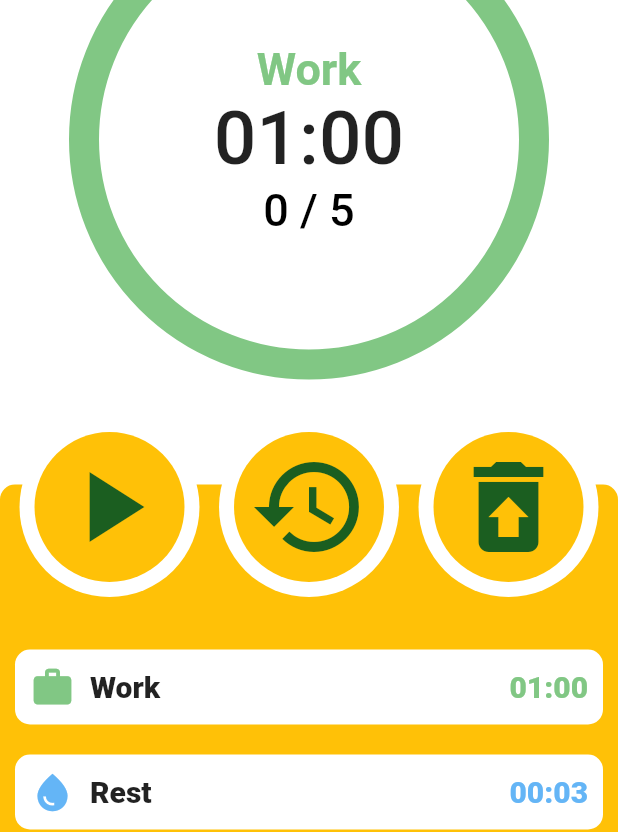
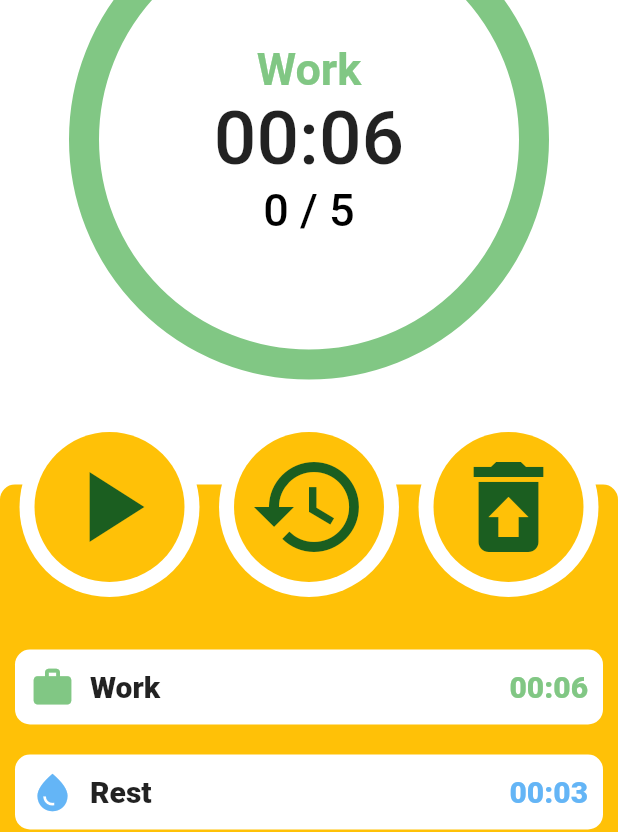
Before and after one commit to Myeongcheol-shin/flutter_timer, a Flutter app: the screen it shows after launch, on a phone screen of 412 x 824 dp. Shown: the part 252-1084 px from the top of the screen. Run offline on Flutter 3.47's test engine with Material 2 defaults, Android fonts, the phone set to English and light mode, and no system bars; our stand-ins replace shared_preferences.

Commit message:
android 와 mac 사이의 초 단위가 다르게 흐르는 것을 확인하여, 구분하였음

```diff
--- a/lib/main.dart
+++ b/lib/main.dart
@@ -31,7 +31,7 @@ class _MyAppState extends State<MyApp> {
         builder: (context, snapshot) {
           if (snapshot.hasData) {
             return HomeScreen(
-              defaultTime: snapshot.data!.getInt("defaultTime") ?? 60000000,
+              defaultTime: snapshot.data!.getInt("defaultTime") ?? 6000000,
               prefs: snapshot.data!,
             );
           } else {
```
